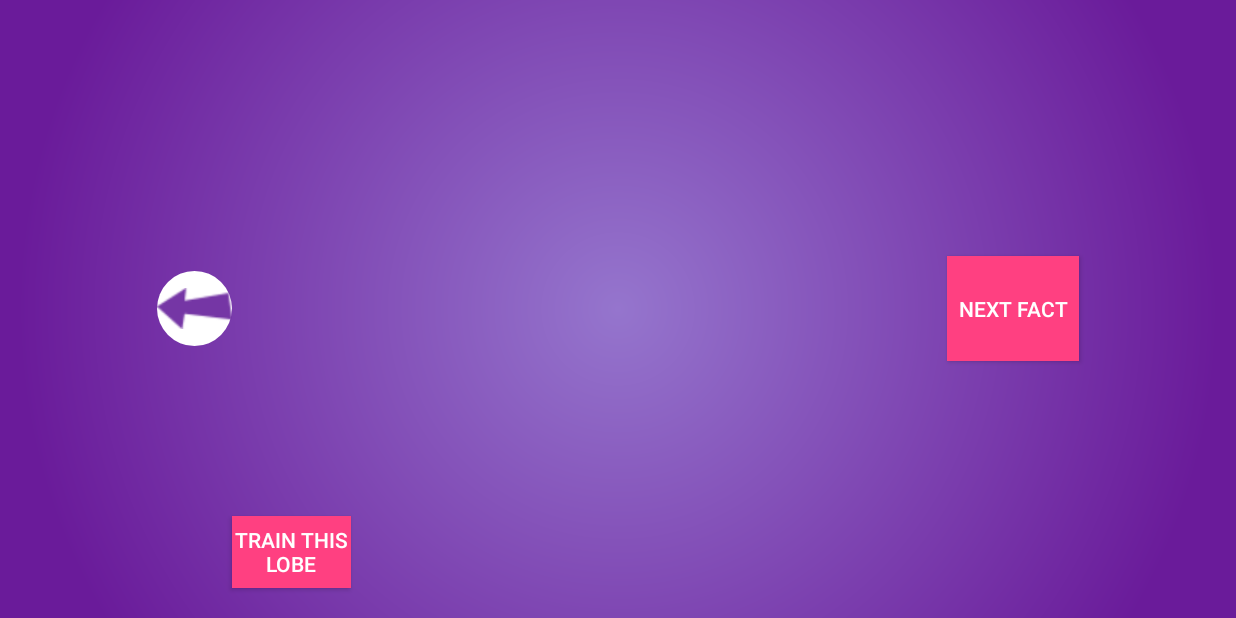
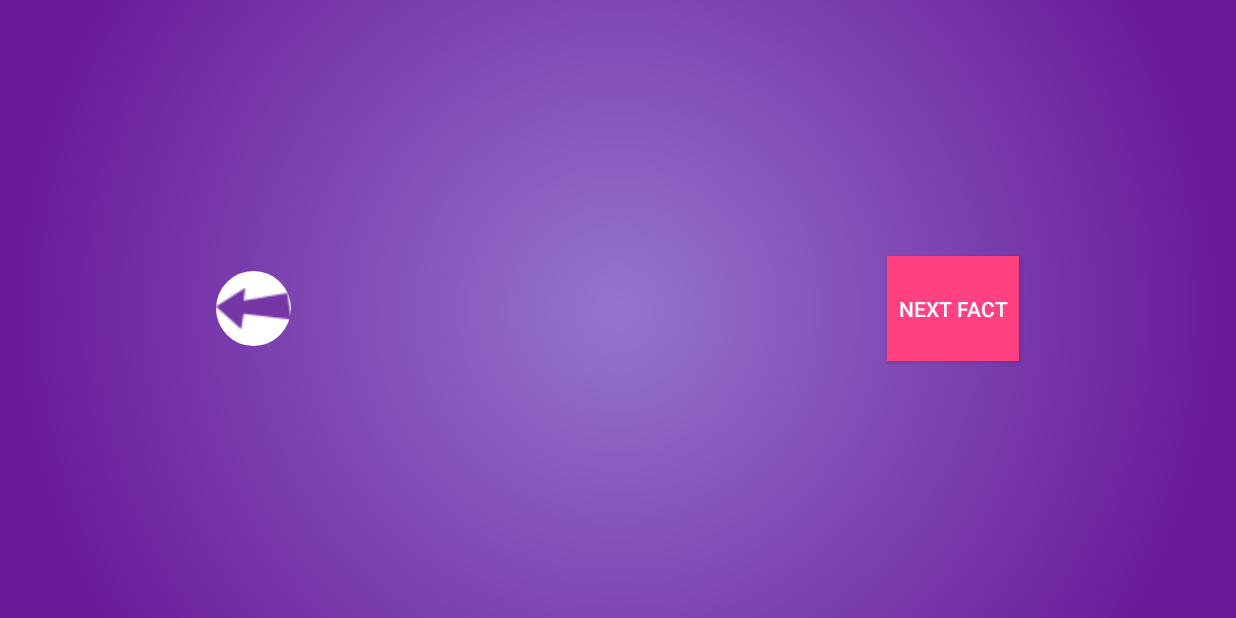
Before and after one commit to tmercieca/BrainTrain, an Android app: the FactsActivity screen opened directly, with no data from a screen before it, on a phone screen of 824 x 412 dp (held sideways). Run offline under Robolectric (Android 15) with nearby library versions, the phone set to English and light mode, and no system bars; 10 statements that could not run were skipped.

Commit message:
Fixed back button of Facts activity

```diff
--- a/app/src/main/java/com/gapt/uni/braintrain/FactsActivity.java
+++ b/app/src/main/java/com/gapt/uni/braintrain/FactsActivity.java
@@ -1,6 +1,7 @@
 package com.gapt.uni.braintrain;
 
 import android.content.Context;
+import android.content.Intent;
 import android.os.Bundle;
 import android.support.v7.app.AppCompatActivity;
 import android.util.Log;
@@ -131,6 +132,16 @@ public class FactsActivity extends AppCompatActivity{
             }
         });
 
+        ImageButton bk = (ImageButton) findViewById(R.id.back_button);
+        assert bk != null;
+        bk.setOnClickListener(new View.OnClickListener() {
+            @Override
+            public void onClick(View v) {
+                finish();
+            }
+        });
+
+
         final SwipeDeckAdapter adapter = new SwipeDeckAdapter(fact, this);
         cardStack.setAdapter(adapter);
 
--- a/app/src/main/res/layout/activity_facts.xml
+++ b/app/src/main/res/layout/activity_facts.xml
@@ -26,16 +26,6 @@
             android:layout_marginLeft="10dp"
             android:layout_gravity="center_vertical" />
 
-        <Button
-            android:layout_width="79dp"
-            android:layout_height="wrap_content"
-            android:text="Train this Lobe"
-            android:id="@+id/button"
-            android:background="@color/colorAccent"
-            android:textColor="#ffffff"
-            android:layout_gravity="bottom"
-            android:layout_marginBottom="10dp" />
-
         <com.gapt.uni.braintrain.libs.SwipeDeck
         android:id="@+id/swipe_deck"
         android:layout_width="397dp"
```
